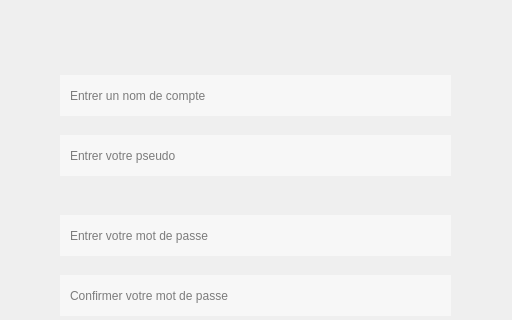
This is Babel/client/forms/BabelInscription.ui in gvsurenderreddy/Babel-VOIP as Qt 5 draws it before an edit; both pictures show x 0 to 512 and y 245 to 565 of the 512 by 870 pixel window. The edited form follows.
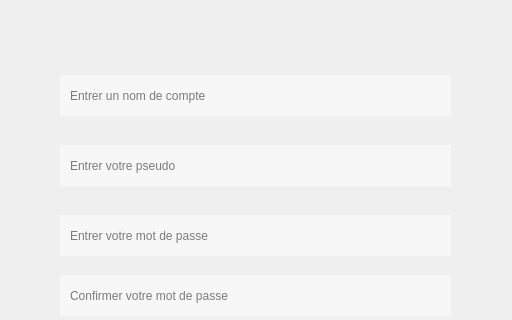
This is the edited form. Icons and pictures are not drawn.

Commit message: Patch Tab Order BabelInscription.ui

The edit to the form file:
```diff
--- a/Babel/client/forms/BabelInscription.ui
+++ b/Babel/client/forms/BabelInscription.ui
@@ -220,7 +220,7 @@
    <property name="geometry">
     <rect>
      <x>60</x>
-     <y>380</y>
+     <y>390</y>
      <width>391</width>
      <height>41</height>
     </rect>
```
Left out of the diff: 19 changed lines with no effect on the pictures.
